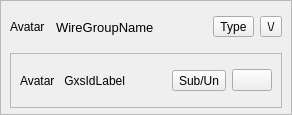
Qt form retroshare-gui/src/gui/TheWire/WireGroupItem.ui (RetroShare/RetroShare) before a commit.
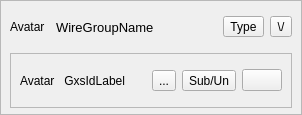
The same form after that commit. Icons and pictures are not drawn. Custom widgets are drawn as their Qt base class.

Commit message: Added "Mark all as read" feature

```diff
--- a/retroshare-gui/src/gui/TheWire/WireGroupItem.ui
+++ b/retroshare-gui/src/gui/TheWire/WireGroupItem.ui
@@ -6,7 +6,7 @@
    <rect>
     <x>0</x>
     <y>0</y>
-    <width>292</width>
+    <width>302</width>
     <height>115</height>
    </rect>
   </property>
@@ -153,6 +153,20 @@
            </property>
           </spacer>
          </item>
+         <item>
+          <widget class="QToolButton" name="toolButton_readAll">
+           <property name="toolTip">
+            <string>Mark all as read all</string>
+           </property>
+           <property name="text">
+            <string>...</string>
+           </property>
+           <property name="icon">
+            <iconset resource="../icons.qrc">
+             <normaloff>:/icons/png/correct.png</normaloff>:/icons/png/correct.png</iconset>
+           </property>
+          </widget>
+         </item>
          <item>
           <widget class="QToolButton" name="toolButton_subscribe">
            <property name="text">
```
The commit also changes 4 other files.
